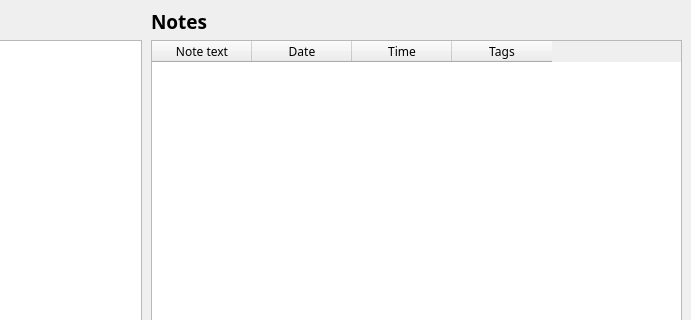
Qt form Note-App/mainwindow.ui (knu-2-tochanenko/OOP) before a commit; both pictures show x 109 to 800 and y 0 to 320 of the 800 by 500 pixel window.
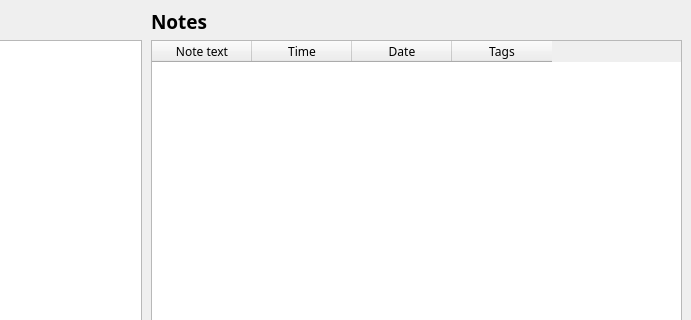
The same form after that commit.

Commit message: Bugs with filter have been fixed

What changed in the file:
```diff
--- a/Note-App/mainwindow.ui
+++ b/Note-App/mainwindow.ui
@@ -68,16 +68,6 @@
       </font>
      </property>
     </column>
-    <column>
-     <property name="text">
-      <string>Date</string>
-     </property>
-     <property name="font">
-      <font>
-       <family>Century Gothic</family>
-      </font>
-     </property>
-    </column>
     <column>
      <property name="text">
       <string>Time</string>
@@ -85,6 +75,16 @@
      <property name="font">
       <font>
        <family>Century Gothic</family>
+      </font>
+     </property>
+    </column>
+    <column>
+     <property name="text">
+      <string>Date</string>
+     </property>
+     <property name="font">
+      <font>
+       <family>Century Gothic</family>
        <pointsize>9</pointsize>
       </font>
      </property>
@@ -127,7 +127,7 @@
      <rect>
       <x>260</x>
       <y>1</y>
-      <width>241</width>
+      <width>531</width>
       <height>41</height>
      </rect>
     </property>
```
The commit also changes 2 other files.
